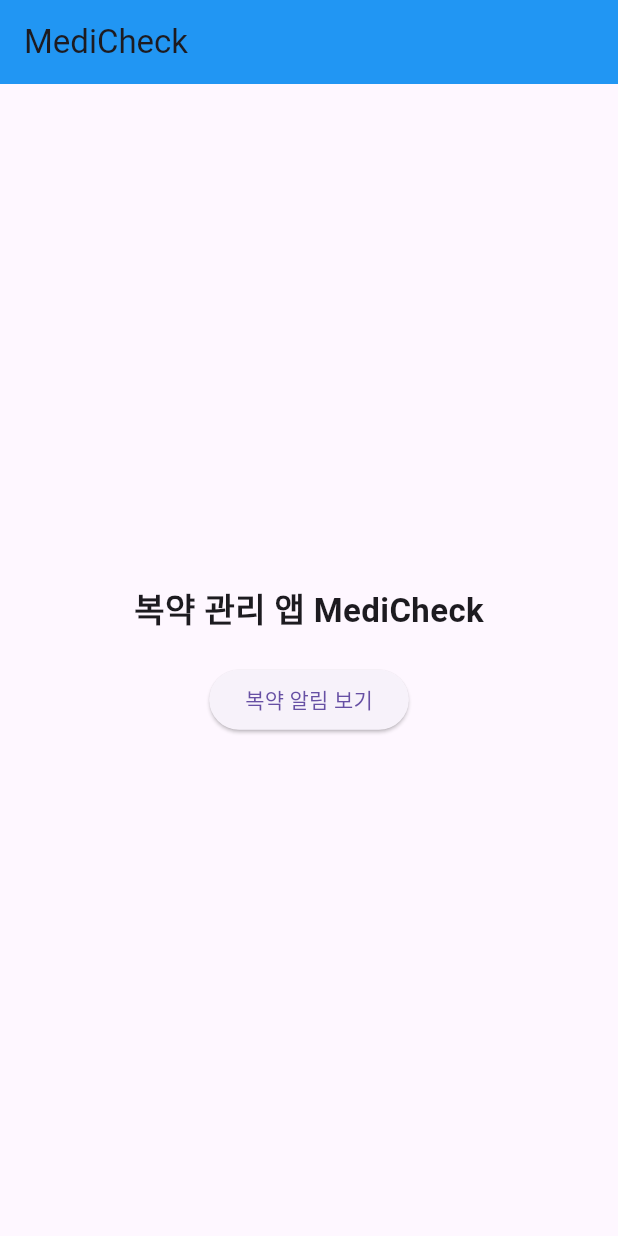
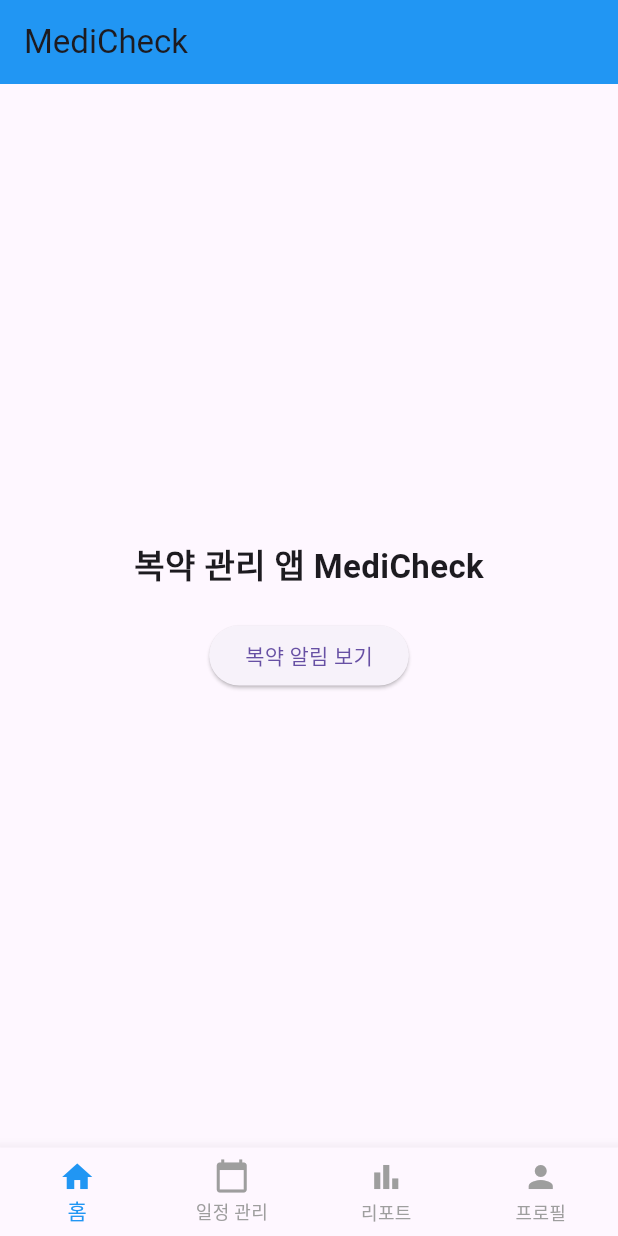
Before and after one commit to MOK-YH/MediCheck, a Flutter app: the screen it shows after launch, on a phone screen of 412 x 824 dp. Run offline on Flutter 3.47's test engine with Material 3 defaults, Android fonts, the phone set to English and light mode, and no system bars; our stand-ins replace firebase_core; accounts and stored records are empty; generated files the repository leaves out were written again.

Commit message:
기본 탭 네비게이션 구현 완료

```diff
--- a/lib/main.dart
+++ b/lib/main.dart
@@ -3,7 +3,9 @@
 import 'firebase_options.dart'; // Firebase CLI 자동 생성 파일
 
 import 'home_screen.dart';
-import 'alarm_screen.dart';
+import 'screens/schedule_screen.dart';
+import 'screens/report_screen.dart';
+import 'screens/profile_screen.dart';
 
 Future<void> main() async {
   WidgetsFlutterBinding.ensureInitialized();
@@ -13,16 +15,51 @@
   runApp(const MediCheckApp());
 }
 
-class MediCheckApp extends StatelessWidget {
+class MediCheckApp extends StatefulWidget {
   const MediCheckApp({super.key});
+
+  @override
+  State<MediCheckApp> createState() => _MediCheckAppState();
+}
+
+class _MediCheckAppState extends State<MediCheckApp> {
+  int _selectedIndex = 0;
+
+  final List<Widget> _screens = const [
+    HomeScreen(),
+    ScheduleScreen(),
+    ReportScreen(),
+    ProfileScreen(),
+  ];
+
+  void _onItemTapped(int index) {
+    setState(() {
+      _selectedIndex = index;
+    });
+  }
 
   @override
   Widget build(BuildContext context) {
     return MaterialApp(
       title: 'MediCheck',
+      debugShowCheckedModeBanner: false,
       theme: ThemeData(primarySwatch: Colors.blue),
-      home: const HomeScreen(),
-      debugShowCheckedModeBanner: false,
+      home: Scaffold(
+        body: _screens[_selectedIndex],
+        bottomNavigationBar: BottomNavigationBar(
+          currentIndex: _selectedIndex,
+          onTap: _onItemTapped,
+          type: BottomNavigationBarType.fixed,
+          selectedItemColor: Colors.blue,
+          unselectedItemColor: Colors.grey,
+          items: const [
+            BottomNavigationBarItem(icon: Icon(Icons.home), label: '홈'),
+            BottomNavigationBarItem(icon: Icon(Icons.calendar_today), label: '일정 관리'),
+            BottomNavigationBarItem(icon: Icon(Icons.bar_chart), label: '리포트'),
+            BottomNavigationBarItem(icon: Icon(Icons.person), label: '프로필'),
+          ],
+        ),
+      ),
     );
   }
 }
```
Also changed, not shown: lib/screens/profile_screen.dart (added, +12 -0 lines), lib/screens/report_screen.dart (added, +12 -0 lines), lib/screens/schedule_screen.dart (added, +12 -0 lines).
